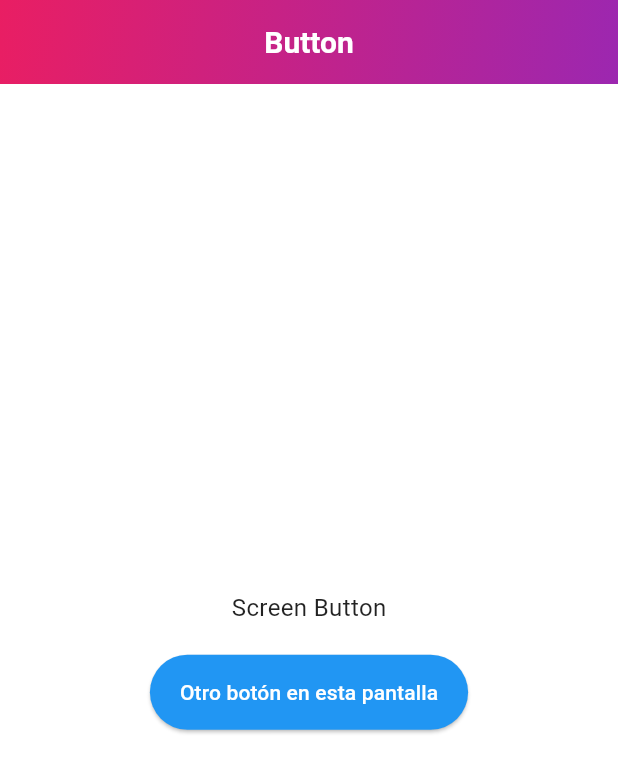
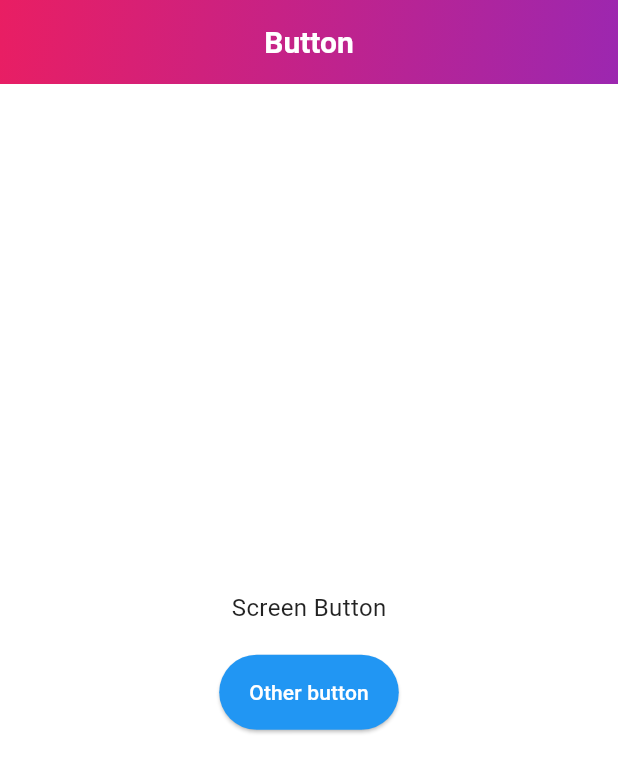
Before and after one commit to LeopoldoIII/my_cs_flutter_app, a Flutter app: the ButtonScreen screen opened directly, on a phone screen of 412 x 824 dp. Shown: the top 773 px of the screen. Run offline on Flutter 3.47's test engine with Material 3 defaults, Android fonts, the phone set to English and light mode, and no system bars.

Commit message:
ValueKey added to customAppBar  button_test added

```diff
--- a/lib/features/button_feature/screens/button_screen.dart
+++ b/lib/features/button_feature/screens/button_screen.dart
@@ -15,7 +15,7 @@ class ButtonScreen extends StatelessWidget {
             onPressed: () {
               // Aquí puedes implementar cualquier acción que desees para el botón en esta pantalla.
             },
-            child: const Text('Otro botón en esta pantalla'),
+            child: const Text('Other button'),
           ),
         ],
       ),
--- a/lib/features/date_picker_feature/screens/date_picker_screen.dart
+++ b/lib/features/date_picker_feature/screens/date_picker_screen.dart
@@ -43,12 +43,12 @@ class _DatePickerScreenState extends State<DatePickerScreen> {
               _selectedDate == null
                   ? 'No date selected'
                   : 'Selected Date: ${_dateFormat.format(_selectedDate!)}',
-              style: TextStyle(fontSize: 24.0),
+              style: const TextStyle(fontSize: 24.0),
             ),
-            SizedBox(height: 20),
+            const SizedBox(height: 20),
             ElevatedButton(
               onPressed: () => _pickDate(context),
-              child: Text('Pick a Date'),
+              child: const Text('Pick a Date'),
             ),
           ],
         ),
--- a/lib/shared/widgets/custom_app_bar.dart
+++ b/lib/shared/widgets/custom_app_bar.dart
@@ -2,22 +2,27 @@ import 'package:flutter/material.dart';
 
 class CustomAppBar extends StatelessWidget implements PreferredSizeWidget {
   final String title;
-  final List<Widget>? actions;  // Optional actions for the AppBar
+  final List<Widget>? actions; // Optional actions for the AppBar
 
   // Constructor with a required title and optional actions
-  const CustomAppBar({required this.title, this.actions});
+    const CustomAppBar({
+    Key? key,
+    required this.title,
+    this.actions,
+  }) : super(key: key);
 
   @override
   Widget build(BuildContext context) {
     return AppBar(
       title: Text(
         title,
-        style: TextStyle(fontSize: 20.0, fontWeight: FontWeight.bold),
+        key: const ValueKey('navBarText'),
+        style: const TextStyle(fontSize: 20.0, fontWeight: FontWeight.bold),
       ),
-      centerTitle: true,  // Center the title
-      actions: actions,   // Optional actions like icons or buttons
+      centerTitle: true, // Center the title
+      actions: actions, // Optional actions like icons or buttons
       flexibleSpace: Container(
-        decoration: BoxDecoration(
+        decoration: const BoxDecoration(
           gradient: LinearGradient(
             colors: [Colors.pink, Colors.purple],
             begin: Alignment.topLeft,
@@ -29,5 +34,6 @@ class CustomAppBar extends StatelessWidget implements PreferredSizeWidget {
   }
 
   @override
-  Size get preferredSize => Size.fromHeight(kToolbarHeight);  // Default AppBar height
+  Size get preferredSize =>
+      const Size.fromHeight(kToolbarHeight); // Default AppBar height
 }
--- /dev/null
+++ b/test_driver/button_test.dart
@@ -0,0 +1,26 @@
+import 'package:flutter_driver/flutter_driver.dart';
+import 'package:test/test.dart';
+
+void main() {
+  group('Button feature test', () {
+    FlutterDriver? driver;
+
+    // Configurar el driver
+    setUpAll(() async {
+      driver = await FlutterDriver.connect();
+    });
+
+    // Close the connection to the driver after tests are complete
+    tearDownAll(() async {
+      if (driver != null) {
+        driver?.close();
+      }
+    });
+
+    test('Navigate to Button feature and interact with button', () async {
+      await driver?.tap(find.text('Button'));
+      expect(await driver?.getText(find.byValueKey('navBarText')), 'Button');
+      // await driver?.tap(find.byValueKey('Other button'));
+    });
+  });
+}
```
